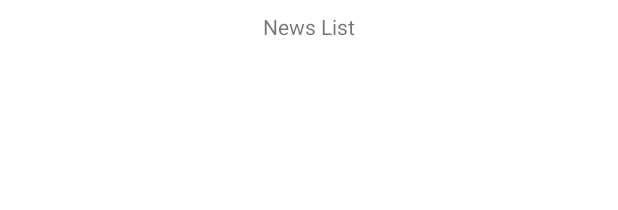
After one commit to D3mianGianoz/Covid-Info, an Android app: the layout news_fragment.xml on its own in the app's theme, with its tools: preview values and no code run, on a phone screen of 412 x 824 dp. The commit adds this screen. Shown: the top 210 px of the screen. Run offline under Robolectric (Android 15) with nearby library versions, the phone set to English and light mode, and no system bars; Roboto replaces fonts that are not available here.

Commit message:
Added Data binding and News Fragment
Todo:
+ RecyleView
+ Api calls for news
+ Api calls for stats
+ Complete Layout of Stats

```diff
--- a/app/src/main/java/pwr/edu/covid/info/data/statsData/ResponseDataTransferObjects.kt
+++ b/app/src/main/java/pwr/edu/covid/info/data/statsData/ResponseDataTransferObjects.kt
@@ -35,6 +35,10 @@ data class AllCasesGlobal(
     val deathsPerOneMillion: Float,
     val tests: Int,
     val testsPerOneMillion: Double,
+    val population: Long,
+    val activePerOneMillion: Float,
+    val recoveredPerOneMillion: Float,
+    val criticalPerOneMillion: Float,
     val affectedCountries: Int
 )
 
--- a/app/src/main/java/pwr/edu/covid/info/ui/stat/StatisticViewModel.kt
+++ b/app/src/main/java/pwr/edu/covid/info/ui/stat/StatisticViewModel.kt
@@ -51,9 +51,9 @@ class StatisticViewModel : ViewModel() {
         get() = _global
 
     init {
+        getGlobalStatsFromNetwork()
         _global.value =
             CovidGlobal(0, 0, 0, 0, 0, 0)
-        getGlobalStatsFromNetwork()
     }
 
     private fun getGlobalStatsFromNetwork() = viewModelScope.launch {
@@ -80,7 +80,7 @@ class StatisticViewModel : ViewModel() {
         } catch (ex: Exception) {
             when (ex) {
                 is NullPointerException -> Timber.e("Error during data conversion ${ex.message}")
-                is RuntimeException -> Timber.e("Generic error ${ex.message}")
+                else -> Timber.e("Generic error ${ex.message}")
             }
 
             //Stop Spinner
--- /dev/null
+++ b/app/src/main/res/layout/news_fragment.xml
@@ -0,0 +1,30 @@
+<?xml version="1.0" encoding="utf-8"?>
+<androidx.constraintlayout.widget.ConstraintLayout xmlns:android="http://schemas.android.com/apk/res/android"
+    xmlns:app="http://schemas.android.com/apk/res-auto"
+    xmlns:tools="http://schemas.android.com/tools"
+    android:layout_width="match_parent"
+    android:layout_height="match_parent"
+    tools:context=".ui.news.NewsFragment">
+
+    <TextView
+        android:id="@+id/textView"
+        android:layout_width="wrap_content"
+        android:layout_height="wrap_content"
+        android:layout_marginTop="8dp"
+        android:text="News List"
+        app:layout_constraintEnd_toEndOf="parent"
+        app:layout_constraintStart_toStartOf="parent"
+        app:layout_constraintTop_toTopOf="parent" />
+
+    <androidx.recyclerview.widget.RecyclerView
+        android:layout_width="409dp"
+        android:layout_height="702dp"
+        android:layout_marginStart="1dp"
+        android:layout_marginTop="16dp"
+        android:layout_marginEnd="1dp"
+        app:layout_constraintBottom_toBottomOf="parent"
+        app:layout_constraintEnd_toEndOf="parent"
+        app:layout_constraintStart_toStartOf="parent"
+        app:layout_constraintTop_toBottomOf="@+id/textView" />
+
+</androidx.constraintlayout.widget.ConstraintLayout>
--- a/app/src/main/res/menu/bottom_navbar.xml
+++ b/app/src/main/res/menu/bottom_navbar.xml
@@ -11,7 +11,7 @@
         android:icon="@drawable/ic_stats"
         android:title="Statistic" />
     <item
-        android:id="@+id/news"
+        android:id="@+id/newsFragment"
         android:icon="@drawable/ic_news"
         android:title="News" />
     <item
--- a/app/src/main/res/values/strings.xml
+++ b/app/src/main/res/values/strings.xml
@@ -8,4 +8,10 @@
 
     <!-- TODO: Remove or change this placeholder text -->
     <string name="hello_blank_fragment">Hello blank fragment</string>
+    <string name="title_stats">Live Statistics</string>
+    <string name="label_affected_stats">Affected</string>
+    <string name="label_death_stats">Death</string>
+    <string name="label_recovered_stats">Recovered</string>
+    <string name="label_active_stats">Active</string>
+    <string name="label_critical_stats">Critical</string>
 </resources>
```
Also changed, not shown: app/src/main/java/pwr/edu/covid/info/ui/news/NewsFragment.kt (added, +29 -0 lines), app/src/main/java/pwr/edu/covid/info/ui/news/NewsViewModel.kt (added, +7 -0 lines), app/src/main/java/pwr/edu/covid/info/ui/stat/StatisticFragment.kt (+12 -20 lines), app/src/main/res/layout/fragment_statistic.xml (+40 -23 lines), app/src/main/res/navigation/nav_graph.xml (+10 -1 lines).
